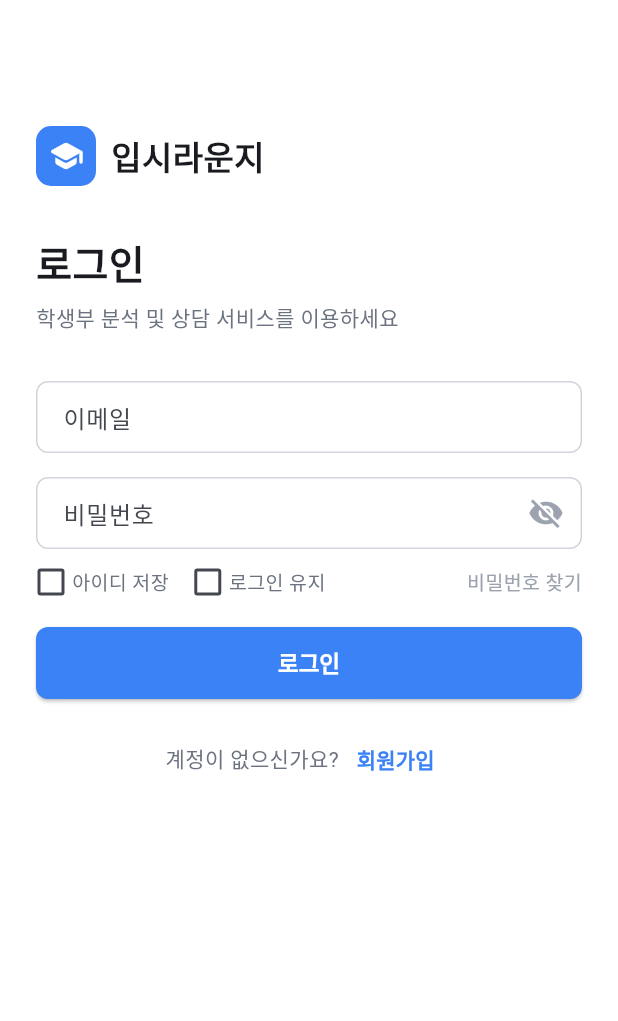
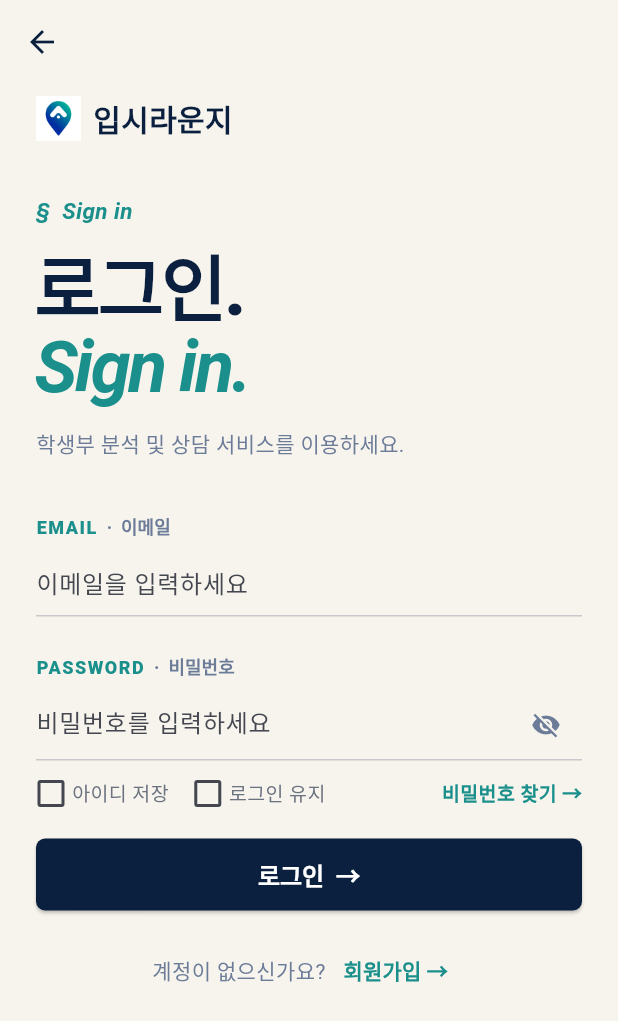
Before and after one commit to ipsilounge2026/ipsilounge, a Flutter app: the screen it shows after launch, on a phone screen of 412 x 824 dp. Shown: the top 1021 px of the screen. Run offline on Flutter 3.47's test engine with Material 3 defaults, Android fonts, the phone set to English and light mode, and no system bars; our stand-ins replace file_picker, firebase_core, firebase_messaging, fl_chart, flutter_local_notifications, in_app_purchase and 2 more; accounts and stored records are empty; Roboto replaces fonts that are missing (Pretendard).

Commit message:
feat(mobile): 스플래시·로그인·회원가입 에디토리얼 디자인 적용
웹과 동일 톤(네이비/틸/크림 + 실제 핀 로고)을 Flutter 앱에 적용.
폼 로직·컨트롤러·검증·API·약관동의 흐름 전부 불변 — 시각 위젯만 교체.

- app_palette.dart 신설, main.dart ThemeData 에디토리얼화
- splash: §vol/SEOUL + 실제 로고 + 입시라운지/Ipsi Lounge(틸 이탤릭) + 도트
- login: §Sign in + 로그인./Sign in. + EMAIL·이메일 밑줄 필드
- register: §Begin here + 계정 만들기 + _buildLabel EN·KO 라벨 일괄 전파
- withValues→withOpacity 호환, 브래킷 밸런스 확인
  (flutter CLI 로컬 미설치 → 앱 빌드 시 analyze 검증 필요)

Co-Authored-By: Claude Opus 4.7 (1M context) <noreply@anthropic.com>

```diff
--- a/mobile/lib/main.dart
+++ b/mobile/lib/main.dart
@@ -30,6 +30,7 @@ import 'screens/interview_questions_screen.dart';
 import 'screens/notices_screen.dart';
 import 'screens/senior_pre_survey_screen.dart';
 import 'screens/satisfaction_survey_screen.dart';
+import 'theme/app_palette.dart';
 
 final FlutterLocalNotificationsPlugin flutterLocalNotificationsPlugin =
     FlutterLocalNotificationsPlugin();
@@ -145,32 +146,33 @@ class IpsiLoungeApp extends StatelessWidget {
         debugShowCheckedModeBanner: false,
         theme: ThemeData(
           colorScheme: ColorScheme.fromSeed(
-            seedColor: const Color(0xFF3B82F6),
-            primary: const Color(0xFF3B82F6),
+            seedColor: AppPalette.navy,
+            primary: AppPalette.navy,
+            secondary: AppPalette.teal,
           ),
           fontFamily: 'Pretendard',
           useMaterial3: true,
           appBarTheme: const AppBarTheme(
-            backgroundColor: Colors.white,
-            foregroundColor: Color(0xFF111827),
+            backgroundColor: AppPalette.cream,
+            foregroundColor: AppPalette.navy,
             elevation: 0,
             centerTitle: true,
             titleTextStyle: TextStyle(
-              color: Color(0xFF111827),
+              color: AppPalette.navy,
               fontSize: 17,
-              fontWeight: FontWeight.w600,
+              fontWeight: FontWeight.w700,
             ),
           ),
-          scaffoldBackgroundColor: const Color(0xFFF9FAFB),
+          scaffoldBackgroundColor: AppPalette.cream,
           elevatedButtonTheme: ElevatedButtonThemeData(
             style: ElevatedButton.styleFrom(
-              backgroundColor: const Color(0xFF3B82F6),
+              backgroundColor: AppPalette.navy,
               foregroundColor: Colors.white,
-              minimumSize: const Size(double.infinity, 48),
+              minimumSize: const Size(double.infinity, 52),
               shape: RoundedRectangleBorder(
-                borderRadius: BorderRadius.circular(8),
+                borderRadius: BorderRadius.circular(6),
               ),
-              textStyle: const TextStyle(fontSize: 15, fontWeight: FontWeight.w600),
+              textStyle: const TextStyle(fontSize: 16, fontWeight: FontWeight.w700),
             ),
           ),
           inputDecorationTheme: InputDecorationTheme(
@@ -184,7 +186,7 @@ class IpsiLoungeApp extends StatelessWidget {
             ),
             focusedBorder: OutlineInputBorder(
               borderRadius: BorderRadius.circular(8),
-              borderSide: const BorderSide(color: Color(0xFF3B82F6), width: 2),
+              borderSide: const BorderSide(color: AppPalette.teal, width: 2),
             ),
             contentPadding: const EdgeInsets.symmetric(horizontal: 14, vertical: 12),
           ),
--- a/mobile/lib/screens/login_screen.dart
+++ b/mobile/lib/screens/login_screen.dart
@@ -2,6 +2,43 @@ import 'package:flutter/material.dart';
 import 'package:provider/provider.dart';
 import 'package:shared_preferences/shared_preferences.dart';
 import '../providers/auth_provider.dart';
+import '../theme/app_palette.dart';
+
+/// 에디토리얼 밑줄형 입력 라벨 (EMAIL · 이메일)
+Widget _fieldLabel(String en, String ko) => Padding(
+      padding: const EdgeInsets.only(bottom: 6),
+      child: RichText(
+        text: TextSpan(
+          children: [
+            TextSpan(
+              text: en,
+              style: const TextStyle(
+                color: AppPalette.teal,
+                fontSize: 12,
+                fontWeight: FontWeight.w800,
+                letterSpacing: 1,
+              ),
+            ),
+            TextSpan(
+              text: '  ·  $ko',
+              style: const TextStyle(
+                color: AppPalette.muted,
+                fontSize: 12,
+                fontWeight: FontWeight.w600,
+              ),
+            ),
+          ],
+        ),
+      ),
+    );
+
+const _underlineDeco = InputDecoration(
+  isDense: true,
+  contentPadding: EdgeInsets.symmetric(vertical: 10),
+  border: UnderlineInputBorder(borderSide: BorderSide(color: AppPalette.lineStrong)),
+  enabledBorder: UnderlineInputBorder(borderSide: BorderSide(color: AppPalette.lineStrong)),
+  focusedBorder: UnderlineInputBorder(borderSide: BorderSide(color: AppPalette.teal, width: 2)),
+);
 
 class LoginScreen extends StatefulWidget {
   const LoginScreen({super.key});
@@ -66,67 +103,72 @@ class _LoginScreenState extends State<LoginScreen> {
     final isLoading = context.watch<AuthProvider>().isLoading;
 
     return Scaffold(
-      backgroundColor: Colors.white,
+      backgroundColor: AppPalette.cream,
+      appBar: AppBar(
+        backgroundColor: AppPalette.cream,
+        elevation: 0,
+        leading: const BackButton(color: AppPalette.navy),
+      ),
       body: SafeArea(
         child: SingleChildScrollView(
-          padding: const EdgeInsets.all(24),
+          padding: const EdgeInsets.fromLTRB(24, 8, 24, 24),
           child: Column(
             crossAxisAlignment: CrossAxisAlignment.start,
             children: [
-              const SizedBox(height: 60),
               Row(
                 children: [
-                  Container(
-                    width: 40,
-                    height: 40,
-                    decoration: BoxDecoration(
-                      color: const Color(0xFF3B82F6),
-                      borderRadius: BorderRadius.circular(10),
-                    ),
-                    child: const Icon(Icons.school_rounded, color: Colors.white, size: 24),
-                  ),
-                  const SizedBox(width: 10),
+                  Image.asset('assets/icon/icon.png', width: 30, height: 30),
+                  const SizedBox(width: 8),
                   const Text(
                     '입시라운지',
-                    style: TextStyle(fontSize: 22, fontWeight: FontWeight.w700),
+                    style: TextStyle(fontSize: 20, fontWeight: FontWeight.w800, color: AppPalette.navy),
                   ),
                 ],
               ),
-              const SizedBox(height: 32),
+              const SizedBox(height: 36),
+              const Text('§  Sign in',
+                  style: TextStyle(fontSize: 15, fontStyle: FontStyle.italic, color: AppPalette.teal, fontWeight: FontWeight.w600)),
+              const SizedBox(height: 14),
               const Text(
-                '로그인',
-                style: TextStyle(fontSize: 26, fontWeight: FontWeight.w700),
+                '로그인.',
+                style: TextStyle(fontSize: 48, fontWeight: FontWeight.w800, color: AppPalette.navy, height: 1.05, letterSpacing: -2),
               ),
-              const SizedBox(height: 8),
               const Text(
-                '학생부 분석 및 상담 서비스를 이용하세요',
-                style: TextStyle(fontSize: 14, color: Color(0xFF6B7280)),
+                'Sign in.',
+                style: TextStyle(fontSize: 48, fontWeight: FontWeight.w700, color: AppPalette.teal, fontStyle: FontStyle.italic, height: 1.05, letterSpacing: -2),
               ),
-              const SizedBox(height: 32),
+              const SizedBox(height: 16),
+              const Text(
+                '학생부 분석 및 상담 서비스를 이용하세요.',
+                style: TextStyle(fontSize: 14, color: AppPalette.muted),
+              ),
+              const SizedBox(height: 36),
               Form(
                 key: _formKey,
                 child: Column(
+                  crossAxisAlignment: CrossAxisAlignment.start,
                   children: [
+                    _fieldLabel('EMAIL', '이메일'),
                     TextFormField(
                       controller: _emailCtrl,
                       keyboardType: TextInputType.emailAddress,
-                      decoration: const InputDecoration(
-                        labelText: '이메일',
-                        hintText: 'example@email.com',
-                      ),
+                      style: const TextStyle(fontSize: 16, color: AppPalette.navy),
+                      decoration: _underlineDeco.copyWith(hintText: '이메일을 입력하세요'),
                       validator: (v) =>
                           v?.isEmpty == true ? '이메일을 입력해주세요' : null,
                     ),
-                    const SizedBox(height: 16),
+                    const SizedBox(height: 24),
+                    _fieldLabel('PASSWORD', '비밀번호'),
                     TextFormField(
                       controller: _passwordCtrl,
                       obscureText: _obscure,
-                      decoration: InputDecoration(
-                        labelText: '비밀번호',
+                      style: const TextStyle(fontSize: 16, color: AppPalette.navy),
+                      decoration: _underlineDeco.copyWith(
+                        hintText: '비밀번호를 입력하세요',
                         suffixIcon: IconButton(
                           icon: Icon(
                               _obscure ? Icons.visibility_off : Icons.visibility,
-                              color: const Color(0xFF9CA3AF)),
+                              color: AppPalette.muted, size: 20),
                           onPressed: () => setState(() => _obscure = !_obscure),
                         ),
                       ),
@@ -181,7 +223,7 @@ class _LoginScreenState extends State<LoginScreen> {
                         const Spacer(),
                         GestureDetector(
                           onTap: () => Navigator.pushNamed(context, '/forgot-password'),
-                          child: const Text('비밀번호 찾기', style: TextStyle(fontSize: 13, color: Color(0xFF9CA3AF))),
+                          child: const Text('비밀번호 찾기 →', style: TextStyle(fontSize: 13, color: AppPalette.teal, fontWeight: FontWeight.w700)),
                         ),
                       ],
                     ),
@@ -198,7 +240,7 @@ class _LoginScreenState extends State<LoginScreen> {
                                 child: CircularProgressIndicator(
                                     color: Colors.white, strokeWidth: 2),
                               )
-                            : const Text('로그인'),
+                            : const Text('로그인  →'),
                       ),
                     ),
                     const SizedBox(height: 16),
@@ -207,16 +249,16 @@ class _LoginScreenState extends State<LoginScreen> {
                       children: [
                         const Text(
                           '계정이 없으신가요?',
-                          style: TextStyle(color: Color(0xFF6B7280), fontSize: 14),
+                          style: TextStyle(color: AppPalette.muted, fontSize: 14),
                         ),
                         TextButton(
                           onPressed: () =>
                               Navigator.pushNamed(context, '/register'),
                           child: const Text(
-                            '회원가입',
+                            '회원가입 →',
                             style: TextStyle(
-                                color: Color(0xFF3B82F6),
-                                fontWeight: FontWeight.w600,
+                                color: AppPalette.teal,
+                                fontWeight: FontWeight.w800,
                                 fontSize: 14),
                           ),
                         ),
--- /dev/null
+++ b/mobile/lib/theme/app_palette.dart
@@ -0,0 +1,13 @@
+import 'package:flutter/material.dart';
+
+/// 입시라운지 에디토리얼 디자인 팔레트 (웹과 동일 톤).
+/// 네이비 본문 / 틸 강조(이탤릭) / 크림 배경 / 베이지 섹션 / muted 보조.
+class AppPalette {
+  static const navy = Color(0xFF0B1F3F);
+  static const teal = Color(0xFF1A8F8B);
+  static const cream = Color(0xFFF6F4ED);
+  static const beige = Color(0xFFEFEADB);
+  static const muted = Color(0xFF6B7B98);
+  static const line = Color(0x1A0B1F3F); // rgba(11,31,63,0.1)
+  static const lineStrong = Color(0x330B1F3F); // rgba(11,31,63,0.2)
+}
```
Also changed, not shown: mobile/lib/screens/register_screen.dart (+47 -11 lines), mobile/lib/screens/splash_screen.dart (+65 -29 lines), 1 other file.
